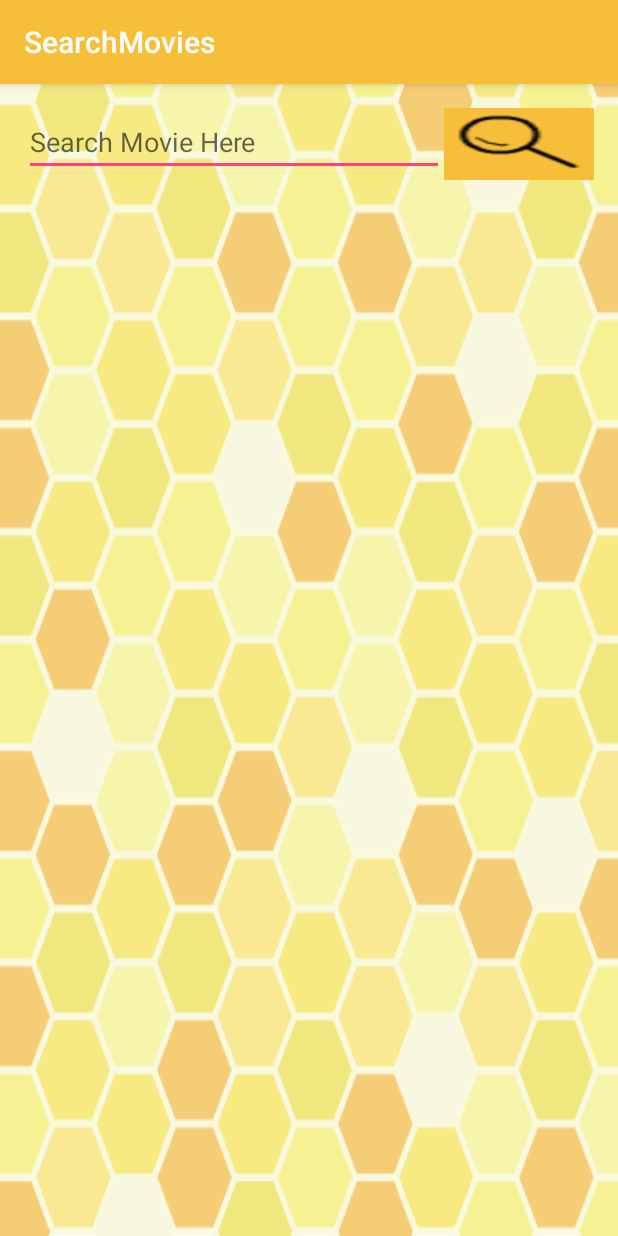
After one commit to PolkaDot/PolkaDotMovies, an Android app: the SearchMovies screen opened directly, with no data from a screen before it, on a phone screen of 412 x 824 dp. The commit adds this screen. Run offline under Robolectric (Android 15) with nearby library versions, the phone set to English and light mode, and no system bars.

Commit message:
Added Search Bar

```diff
--- a/app/src/main/AndroidManifest.xml
+++ b/app/src/main/AndroidManifest.xml
@@ -31,10 +31,9 @@
         <activity
             android:name=".RegistrationPage"
             android:label="@string/title_activity_registration_page"
-            android:theme="@style/AppTheme.NoActionBar" /><![CDATA[
+            android:theme="@style/AppTheme.NoActionBar" />
         android:name=".LoginActivity"
         android:label="@string/title_activity_login" />
-        ]]>
         <activity
             android:name=".ViewProfile"
             android:label="@string/title_activity_view_profile"
@@ -46,6 +45,10 @@
         <activity
             android:name=".HomeApp"
             android:label="@string/title_activity_home_app"
+            android:theme="@style/AppTheme.NoActionBar" />
+        <activity
+            android:name=".SearchMovies"
+            android:label="@string/title_activity_search_movies"
             android:theme="@style/AppTheme.NoActionBar"></activity>
     </application>
 
--- a/app/src/main/java/com/polka/pdm/RegistrationPage.java
+++ b/app/src/main/java/com/polka/pdm/RegistrationPage.java
@@ -45,6 +45,8 @@
         Log.d("Cancel", "Cancel Button Pressed");
         Intent intent = new Intent(this, MainActivity.class);
         startActivity(intent);
+//        Intent intent = new Intent(this, SearchMovies.class);
+//        startActivity(intent);
     }
 
     /**
--- /dev/null
+++ b/app/src/main/java/com/polka/pdm/SearchMovies.java
@@ -0,0 +1,37 @@
+package com.polka.pdm;
+
+import android.os.Bundle;
+import android.support.design.widget.FloatingActionButton;
+import android.support.design.widget.Snackbar;
+import android.support.v7.app.AppCompatActivity;
+import android.support.v7.widget.Toolbar;
+import android.util.Log;
+import android.view.View;
+
+public class SearchMovies extends AppCompatActivity {
+
+    @Override
+    protected void onCreate(Bundle savedInstanceState) {
+        super.onCreate(savedInstanceState);
+        setContentView(R.layout.activity_search_movies);
+        Toolbar toolbar = (Toolbar) findViewById(R.id.toolbar);
+        setSupportActionBar(toolbar);
+
+//        FloatingActionButton fab = (FloatingActionButton) findViewById(R.id.fab);
+//        fab.setOnClickListener(new View.OnClickListener() {
+//            @Override
+//            public void onClick(View view) {
+//                Snackbar.make(view, "Replace with your own action", Snackbar.LENGTH_LONG)
+//                        .setAction("Action", null).show();
+//            }
+//        });
+
+    }
+
+    public void onSearchButtonPress(View view) {
+        Log.d("SearchMovies", "search button pressed");
+
+
+    }
+
+}
--- /dev/null
+++ b/app/src/main/res/layout/activity_search_movies.xml
@@ -0,0 +1,27 @@
+<?xml version="1.0" encoding="utf-8"?>
+<android.support.design.widget.CoordinatorLayout xmlns:android="http://schemas.android.com/apk/res/android"
+    xmlns:app="http://schemas.android.com/apk/res-auto"
+    xmlns:tools="http://schemas.android.com/tools"
+    android:layout_width="match_parent"
+    android:layout_height="match_parent"
+    android:fitsSystemWindows="true"
+    tools:context="com.polka.pdm.SearchMovies"
+    android:background="@drawable/appbackground">
+
+    <android.support.design.widget.AppBarLayout
+        android:layout_width="match_parent"
+        android:layout_height="wrap_content"
+        android:theme="@style/AppTheme.AppBarOverlay">
+
+        <android.support.v7.widget.Toolbar
+            android:id="@+id/toolbar"
+            android:layout_width="match_parent"
+            android:layout_height="?attr/actionBarSize"
+            android:background="#F7BE39"
+            app:popupTheme="@style/AppTheme.PopupOverlay" />
+
+    </android.support.design.widget.AppBarLayout>
+
+    <include layout="@layout/content_search_movies" />
+
+</android.support.design.widget.CoordinatorLayout>
--- /dev/null
+++ b/app/src/main/res/layout/content_search_movies.xml
@@ -0,0 +1,37 @@
+<?xml version="1.0" encoding="utf-8"?>
+<RelativeLayout xmlns:android="http://schemas.android.com/apk/res/android"
+    xmlns:app="http://schemas.android.com/apk/res-auto"
+    xmlns:tools="http://schemas.android.com/tools"
+    android:layout_width="match_parent"
+    android:layout_height="match_parent"
+    android:paddingBottom="@dimen/activity_vertical_margin"
+    android:paddingLeft="@dimen/activity_horizontal_margin"
+    android:paddingRight="@dimen/activity_horizontal_margin"
+    android:paddingTop="@dimen/activity_vertical_margin"
+    app:layout_behavior="@string/appbar_scrolling_view_behavior"
+    tools:context="com.polka.pdm.SearchMovies"
+    tools:showIn="@layout/activity_search_movies">
+
+    <ImageButton
+        android:layout_width="wrap_content"
+        android:layout_height="wrap_content"
+        android:id="@+id/SearchButton"
+        android:onClick="onSearchButtonPress"
+        android:background="@drawable/search"
+        android:clickable="true"
+        android:contentDescription="SearchButton"
+        android:layout_alignParentEnd="true"
+        android:layout_toEndOf="@+id/editText"
+        android:layout_alignParentTop="true" />
+
+    <EditText
+        android:layout_width="wrap_content"
+        android:layout_height="wrap_content"
+        android:id="@+id/editText"
+        android:layout_alignParentTop="true"
+        android:layout_alignParentStart="true"
+        android:width="280dp"
+        android:hint="Search Movie Here"
+        android:clickable="false" />
+
+</RelativeLayout>
--- a/app/src/main/res/values/strings.xml
+++ b/app/src/main/res/values/strings.xml
@@ -21,4 +21,5 @@
     <string name="title_activity_login_application">LoginApplication</string>
     <string name="title_activity_registration_page">RegistrationPage</string>
     <string name="title_activity_home_app">HomeApp</string>
+    <string name="title_activity_search_movies">SearchMovies</string>
 </resources>
```
Also changed, not shown: app/src/main/res/drawable/search.png (added).
